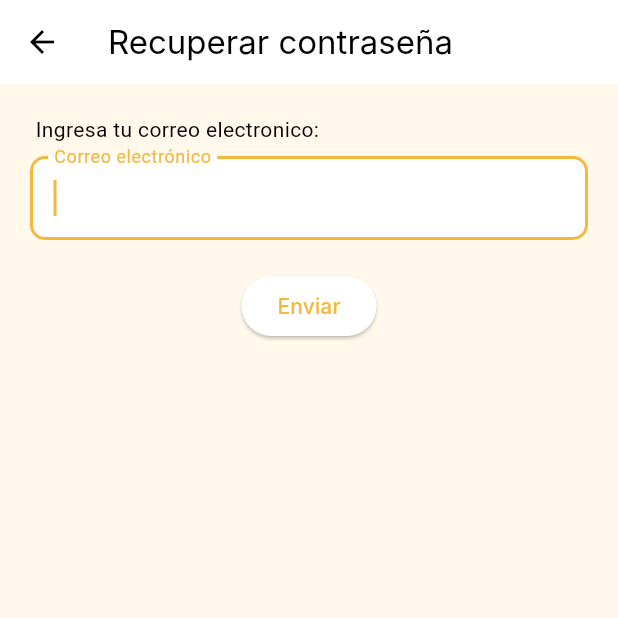
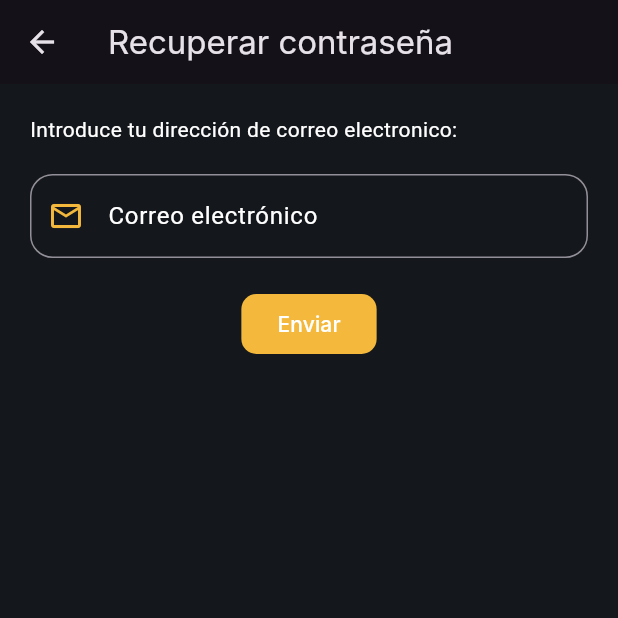
Before and after one commit to RenzoObregonw33/Repositorio-Dart, a Flutter app: the screen it shows after launch, after a tap on "Iniciar Sesión", after a tap on "Olvidaste tu Contraseña", on a phone screen of 412 x 824 dp, the top half of it. Run offline on Flutter 3.47's test engine with Material 3 defaults, Android fonts, the light colour scheme and no system bars; our stand-ins replace shared_preferences, syncfusion_flutter_charts, syncfusion_flutter_gauges; missing offline and left inert: flutter_echarts; Roboto replaces fonts that are missing (-apple-system, Inter, Nunito).

Commit message:
Probando colores grafico circular

```diff
--- a/login/lib/main.dart
+++ b/login/lib/main.dart
@@ -1,51 +1,41 @@
-import 'package:flutter/material.dart';   // paquete principal para construir interfaces gráficas Android
-import 'package:flutter/cupertino.dart';
+import 'package:flutter/material.dart';
 import 'package:login/screens/Login_screen.dart';
-import 'package:flutter_localizations/flutter_localizations.dart';
 
-// Función principal que inicia la aplicación
-void main() => runApp(const MyApp());
+void main() {
+  runApp(const MyApp());
+}
 
-// Clase principal de la app, que extiende StatelessWidget (no tiene estado interno)
 class MyApp extends StatelessWidget {
-  // Define un color primario personalizado para usar en toda la app
-  final Color primaryColor = const Color(0xFFF3B83C);
-  const MyApp({super.key});                                //Constructor
+  const MyApp({super.key});
 
-  //Widget Principal
   @override
   Widget build(BuildContext context) {
     return MaterialApp(
-      title: 'Login App',
-      theme: ThemeData(                                   //tema visual
-        primaryColor: primaryColor,                       //usado en botones, íconos, etc
-        colorScheme: ColorScheme.fromSwatch().copyWith(   //hace color personalizado
-          primary: primaryColor,                          // cambia el color del foco
+      debugShowCheckedModeBanner: false,
+      title: 'Lumina',
+      theme: ThemeData(
+        brightness: Brightness.dark,
+        primaryColor: const Color(0xFFF3B83C),
+        scaffoldBackgroundColor: Color(0xFF14171C),
+        inputDecorationTheme: InputDecorationTheme(
+          border: OutlineInputBorder(
+            borderRadius: BorderRadius.circular(15),
+          ),
+          focusedBorder: OutlineInputBorder(
+            borderSide: const BorderSide(color: Color(0xFFF3B83C)),
+            borderRadius: BorderRadius.circular(15),
+          ),
+          labelStyle: const TextStyle(color: Colors.white), // color de texto en labels
+          hintStyle: const TextStyle(color: Colors.white70), // hint text (ej: "ingrese usuario")
         ),
-        inputDecorationTheme: InputDecorationTheme(       //Estilo para el textField
-          focusedBorder: OutlineInputBorder(              //Borde
-            borderSide: BorderSide(color: primaryColor, width: 2),
-            borderRadius: BorderRadius.circular(10),
-          ),
-          enabledBorder: OutlineInputBorder(              // Borde cuando el campo está habilitado pero no enfocado
-            borderSide: BorderSide(color: Colors.grey.shade300, width: 1),
-            borderRadius: BorderRadius.circular(10),
-          ),
-          filled: true,                                   // Fondo blanco para los campos de texto
-          fillColor: Colors.white,
+        textTheme: const TextTheme(
+          bodyLarge: TextStyle(color: Colors.white),
+          bodyMedium: TextStyle(color: Colors.white),
+          titleLarge: TextStyle(color: Colors.white),
+          labelLarge: TextStyle(color: Colors.white),
         ),
       ),
-     //Agrega esto para forzar idioma español
-      localizationsDelegates: const [
-        GlobalMaterialLocalizations.delegate,
-        GlobalWidgetsLocalizations.delegate,
-        GlobalCupertinoLocalizations.delegate,
-      ],
-      supportedLocales: const [
-        Locale('es'), // Español
-      ],
-      locale: const Locale('es'),
-      home: const LoginScreem()
+      home: const LoginScreen(),
     );
   }
 }
--- a/login/lib/screens/Login_screen.dart
+++ b/login/lib/screens/Login_screen.dart
@@ -1,15 +1,17 @@
 import 'package:flutter/material.dart';
 import 'package:login/screens/password_reset_screen.dart';
 import 'package:login/widgets/login_button.dart';
+ // Asegúrate de que el path sea correcto
 
-class LoginScreem extends StatefulWidget {
-  const LoginScreem({super.key});
+
+class LoginScreen extends StatefulWidget {
+  const LoginScreen({super.key});
 
   @override
-  State<LoginScreem> createState() => _LoginScreemState();
+  State<LoginScreen> createState() => _LoginScreemState();
 }
 
-class _LoginScreemState extends State<LoginScreem> {
+class _LoginScreemState extends State<LoginScreen> {
   final TextEditingController _usernameController = TextEditingController();    //Controlador de email
   final TextEditingController _passwordController = TextEditingController();    //Controlador de password
 
@@ -31,7 +33,6 @@ class _LoginScreemState extends State<LoginScreem> {
   @override
   Widget build(BuildContext context) {
     return Scaffold(
-      backgroundColor: const Color(0xFFFFFFFF),
       body: Center(
         child: SingleChildScrollView(
           padding: EdgeInsets.symmetric(horizontal: 30),
@@ -40,7 +41,7 @@ class _LoginScreemState extends State<LoginScreem> {
             children: [
               SizedBox(
                 height: 70,
-                child: Image.asset('assets/lumina.png', height: 100),
+                child: Image.asset('assets/Lumina2.png', height: 100),
               ),
               SizedBox(height: 50),
               Text(
@@ -48,14 +49,14 @@ class _LoginScreemState extends State<LoginScreem> {
                 style: TextStyle(
                   fontSize: 24,
                   fontWeight: FontWeight.bold,
-                  color: Colors.grey[700],
+                  color: Color(0xFFFBB347),
                   fontFamily: '-apple-system'
                 ),
               ),
               SizedBox(height: 10),
               Text(
                 'Por favor, inicia sesión para continuar',
-                style: TextStyle(color: Colors.grey[700],
+                style: TextStyle(
                 fontFamily: '-apple-system', // Tu fuente principal (como una sola String)
                 fontFamilyFallback: [
                   'system-ui',
@@ -77,12 +78,12 @@ class _LoginScreemState extends State<LoginScreem> {
                 keyboardType: TextInputType.emailAddress,
                 decoration: InputDecoration(
                   labelText: 'Email',
-                  labelStyle: TextStyle(fontFamily: '-apple-system'),
+                  labelStyle: TextStyle(fontFamily: '-apple-system',color: Colors.white),
                   prefixIcon: Icon(
                     Icons.person_outline,
                     color: _emailError != null
                         ? Colors.red
-                        : Color(0xFFF3B83C),
+                        : Color(0xFFFBB347),
                   ),
                   suffixIcon: _emailError != null
                       ? Icon(Icons.error_outline, color: Colors.red)
@@ -103,12 +104,12 @@ class _LoginScreemState extends State<LoginScreem> {
                 obscureText: _ocultarPassword,
                 decoration: InputDecoration(
                   labelText: 'Contraseña',
-                  labelStyle: TextStyle(fontFamily: '-apple-system'),
+                  labelStyle: TextStyle(fontFamily: '-apple-system',color: Colors.white),
                   prefixIcon: Icon(
                     Icons.lock_outline,
                     color: _passwordError != null
                         ? Colors.red
-                        : Color(0xFFF3B83C),
+                        : Color(0xFFFBB347),
                   ),
                   suffixIcon: _passwordError != null
                       ? Icon(Icons.error_outline, color: Colors.red)
@@ -161,10 +162,10 @@ class _LoginScreemState extends State<LoginScreem> {
                   child: Text(
                     'Olvidaste tu Contraseña',
                     style: TextStyle(
-                      color: Color(0xFFF3B83C),
+                      color: Color(0xFFFBB347),
                       fontSize: 14,
                       decoration: TextDecoration.underline,
-                      decorationColor: Color(0xFFF3B83C),
+                      decorationColor: Color(0xFFFBB347),
                       fontFamily: '-apple-system'
                     ),
                   ),
@@ -175,5 +176,6 @@ class _LoginScreemState extends State<LoginScreem> {
         ),
       ),
     );
+
   }
 }
--- a/login/lib/screens/password_reset_screen.dart
+++ b/login/lib/screens/password_reset_screen.dart
@@ -16,6 +16,7 @@ class _PasswordResetScreenState extends State<PasswordResetScreen> {
   @override
   void initState() {
     super.initState();
+
     // Enfocar automáticamente al iniciar
     Future.delayed(Duration.zero, () {
       FocusScope.of(context).requestFocus(_focusNode);
@@ -66,21 +67,21 @@ class _PasswordResetScreenState extends State<PasswordResetScreen> {
   @override
   Widget build(BuildContext context) {
     return Scaffold(
-      backgroundColor:  const Color(0xFFFFF8EB),
-      appBar: AppBar(title: Text('Recuperar contraseña', style: TextStyle(fontFamily: 'Inter'),)),          //BArra superior
+
+      appBar: AppBar(title: Text('Recuperar contraseña', style: TextStyle(fontFamily: 'Inter'),)),          //Barra superior
       body: Padding(
         padding: const EdgeInsets.all(20.0),                        //Espacio interno
         child: Column(
           crossAxisAlignment: CrossAxisAlignment.start,
           children: [
-            Text('\tIngresa tu correo electronico:', style: TextStyle(fontFamily: '-apple-system'),),
-            SizedBox(height: 8),
+            Text('Introduce tu dirección de correo electronico:', style: TextStyle(fontFamily: 'Nunito'),),
+            SizedBox(height: 20),
             TextField(                                        //Se ingresa el correo
               controller: _emailController,                   //Control
-              focusNode: _focusNode,
               decoration: InputDecoration(
                 labelText: 'Correo electrónico',
-                labelStyle: TextStyle(fontFamily: '-apple-system'),
+                labelStyle: TextStyle(fontFamily: '-apple-system',color: Colors.white),
+                prefixIcon: Icon(Icons.email_outlined, color: Color(0xFFF3B83C),),
                 errorText: _error,                            //Mustra un mensaje de error si no existe
               ),
               keyboardType: TextInputType.emailAddress,
@@ -89,6 +90,14 @@ class _PasswordResetScreenState extends State<PasswordResetScreen> {
             // Botón para enviar la solicitud de recuperación
             Center(
               child: ElevatedButton(
+                style: ElevatedButton.styleFrom(
+                  backgroundColor: Color(0xFFF3B83C),
+                  foregroundColor: Colors.white,
+                  elevation: 0,
+                  shape: RoundedRectangleBorder(
+                    borderRadius: BorderRadius.circular(10),
+                  )
+                ),
                 onPressed: _enviarSolicitud,
                 child: Text('Enviar', style: TextStyle(fontFamily: 'Inter'),),
               ),
--- a/login/lib/widgets/grafico_donut.dart
+++ b/login/lib/widgets/grafico_donut.dart
@@ -20,8 +20,8 @@ class GraficoDonut extends StatelessWidget {
   Widget build(BuildContext context) {
     final total = productivas + noProductivas;
     final data = [
-      DonutData('Horas productivas', productivas, Color(0xFF748FC9)),
-      DonutData('Horas no productivas', noProductivas, Color(0xFF41C2C5)),
+      DonutData('Horas productivas', productivas, Color(0xFFC909F7)),
+      DonutData('Horas no productivas', noProductivas, Color(0xFF0868FB)),
     ];
     return SfCircularChart(
       legend: Legend(
@@ -40,7 +40,7 @@ class GraficoDonut extends StatelessWidget {
           dataLabelSettings: const DataLabelSettings(
             isVisible: true,
             labelPosition: ChartDataLabelPosition.outside,
-            textStyle: TextStyle(fontWeight: FontWeight.bold, color: Colors.black),
+            textStyle: TextStyle(fontWeight: FontWeight.bold, color: Colors.white),
           ),
           radius: '80%',
           innerRadius: '65%',
--- a/login/lib/widgets/grafico_embudo.dart
+++ b/login/lib/widgets/grafico_embudo.dart
@@ -17,7 +17,6 @@ class GraficoEmbudo extends StatelessWidget {
   @override
   Widget build(BuildContext context) {
     return SfFunnelChart(
-      backgroundColor: Color(0xFF776F6C),
       title: ChartTitle(text: 'Cumplimiento Laboral', textStyle: TextStyle(fontWeight: FontWeight.bold)),
       tooltipBehavior: TooltipBehavior(enable: true),
       series: FunnelSeries<FunnelData, String>(
--- a/login/lib/widgets/grafico_top_empleados.dart
+++ b/login/lib/widgets/grafico_top_empleados.dart
@@ -30,7 +30,7 @@ class GraficoTopEmpleados extends StatelessWidget {
       valoresConEstilo.add({
         'value': esTop? porcentaje : -porcentaje, // Siempre positivo
         'itemStyle': {
-          'color': esTop ? '#748FC9' : '#41C2C5', // Azul o verde
+          'color': esTop ? '#0868FB' : '#2BCA07', // Azul o verde
         }
       });
     }
--- a/login/lib/widgets/login_button.dart
+++ b/login/lib/widgets/login_button.dart
@@ -32,13 +32,13 @@ class LoginButton extends StatelessWidget {
       ),
       child: ElevatedButton(
         style: ElevatedButton.styleFrom(
-          backgroundColor: Colors.white,           // Color del botón
-          foregroundColor: Color(0xFFF3B83C),          // Color del texto
+          backgroundColor: Color(0xFFFBB347),           // Color del botón
+          foregroundColor: Colors.white,          // Color del texto
           elevation: 0,
           shape: RoundedRectangleBorder(
             borderRadius: BorderRadius.circular(10),
             side: BorderSide(
-              color: Color(0xFFF3B83C).withValues(alpha: 0.6), // Borde amarillo
+              color: Color(0xFFFBB347).withValues(alpha: 0.6), // Borde amarillo
               width: 2,
             ),
           ),                    // Sin sombra interna
@@ -140,7 +140,7 @@ class LoginButton extends StatelessWidget {
         },
         child: const Text(
           'Iniciar Sesión',
-          style: TextStyle(fontSize: 16, color: Color(0xFFF3B83C), fontFamily: '-apple-system'),
+          style: TextStyle(fontSize: 16, color: Colors.black, fontFamily: '-apple-system'),
         )
       ),
     );
--- a/login/pubspec.yaml
+++ b/login/pubspec.yaml
@@ -66,7 +66,7 @@ dev_dependencies:
 flutter:
 
   assets:
-    - assets/lumina.png
+    - assets/Lumina2.png
 
   # The following line ensures that the Material Icons font is
   # included with your application, so that you can use the icons in
```
Also changed, not shown: login/lib/screens/dashboad_main_screen.dart (+5 -4 lines), login/lib/screens/dashboard_screen.dart (+5 -6 lines), login/lib/screens/home_screen.dart (+2 -10 lines), login/lib/widgets/grafico_actividad_diaria.dart (+33 -7 lines), login/lib/widgets/grafico_barras_horas.dart (+4 -3 lines), login/lib/widgets/grafico_eficiencia.dart (+3 -4 lines), login/lib/widgets/grafico_tendencia_hora.dart (+18 -1 lines), login/assets/Lumina2.png (added).
